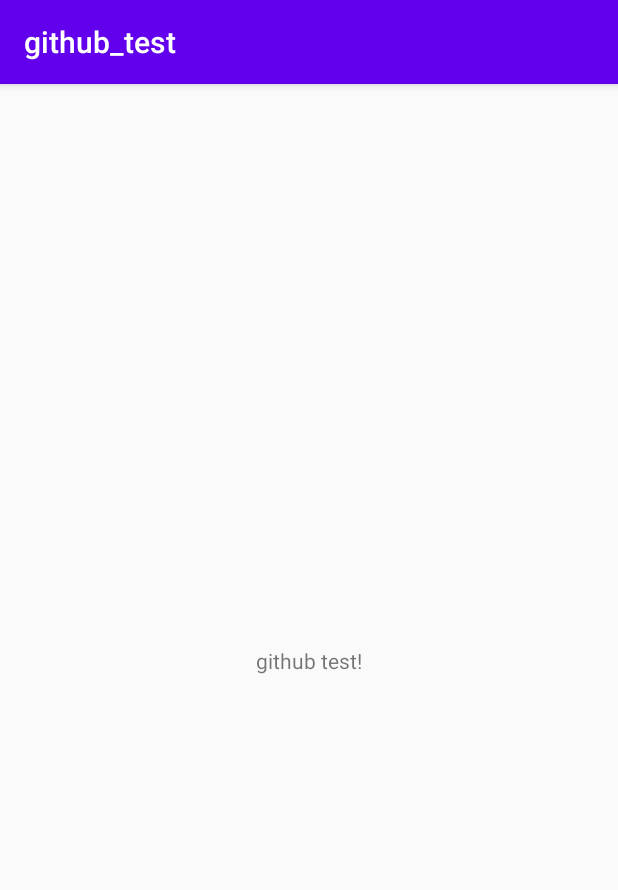
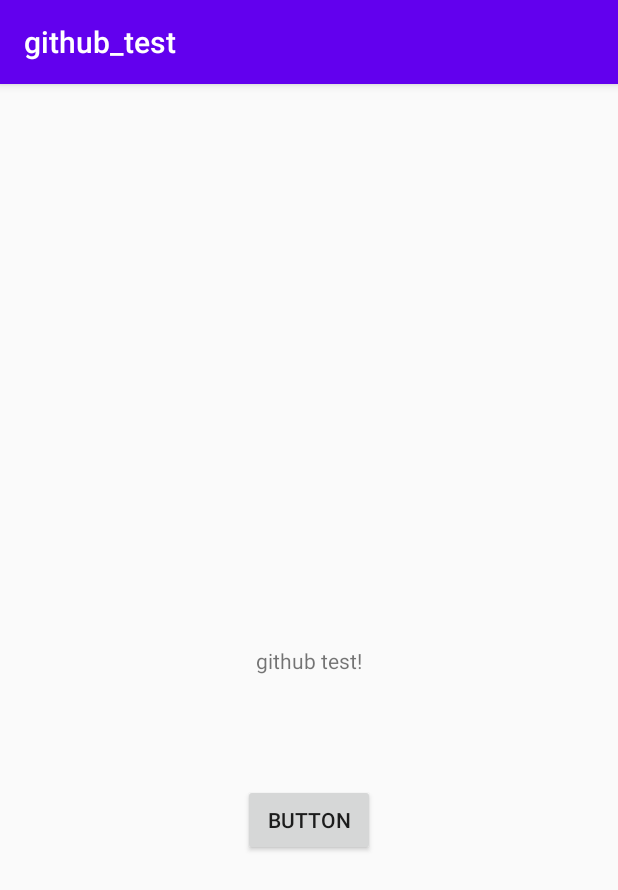
Before and after one commit to hellodslr/github_test, an Android app: the screen it shows after launch (MainActivity), on a phone screen of 412 x 824 dp. Shown: the top 890 px of the screen. Run offline under Robolectric (Android 15) with nearby library versions, the phone set to English and light mode, and no system bars.

Commit message:
Button Add

```diff
--- a/app/src/main/res/layout/activity_main.xml
+++ b/app/src/main/res/layout/activity_main.xml
@@ -15,4 +15,14 @@
         app:layout_constraintRight_toRightOf="parent"
         app:layout_constraintTop_toTopOf="parent" />
 
+    <Button
+        android:id="@+id/button"
+        android:layout_width="wrap_content"
+        android:layout_height="wrap_content"
+        android:layout_marginBottom="253dp"
+        android:text="Button"
+        app:layout_constraintBottom_toBottomOf="parent"
+        app:layout_constraintEnd_toEndOf="parent"
+        app:layout_constraintStart_toStartOf="parent" />
+
 </androidx.constraintlayout.widget.ConstraintLayout>
```
